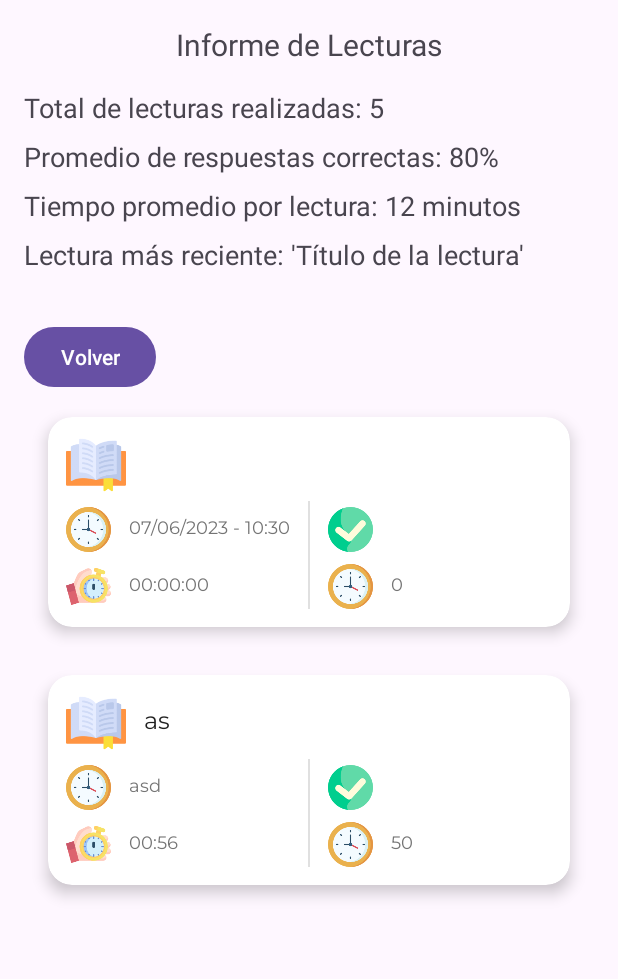
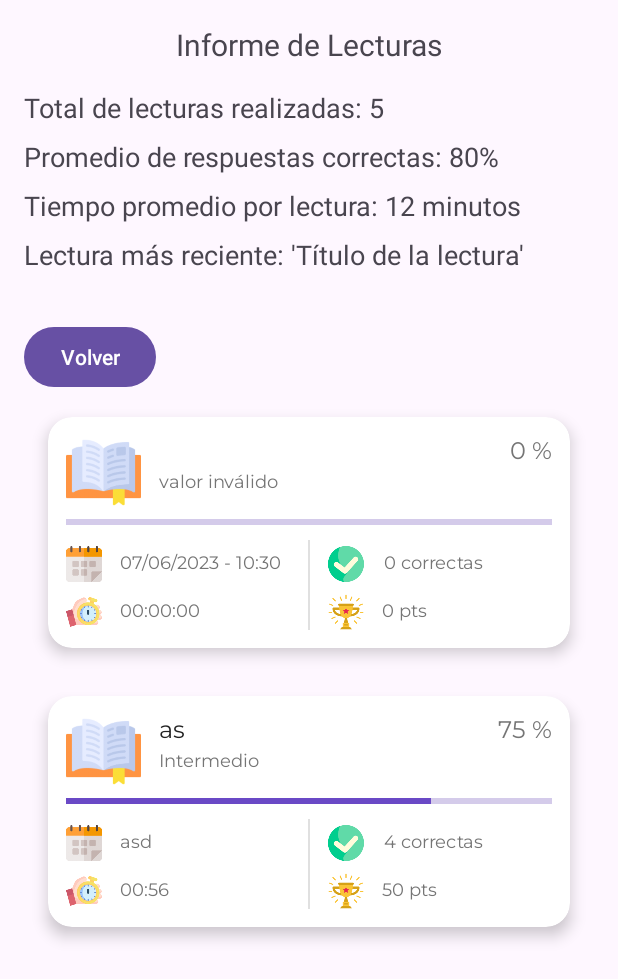
Before and after one commit to JhohellsDL/LecturaKids, an Android app: the InformationFragment screen opened through its navigation route, on a phone screen of 412 x 824 dp. Shown: the top 979 px of the screen. Run offline under Robolectric (Android 15) with nearby library versions, the light colour scheme and no system bars; our stand-ins replace Room's generated code.

Commit message:
add level and function for score

```diff
--- a/app/src/main/java/com/jdlstudios/lecturakids/data/AppDatabase.kt
+++ b/app/src/main/java/com/jdlstudios/lecturakids/data/AppDatabase.kt
@@ -62,6 +62,8 @@ abstract class AppDatabase : RoomDatabase() {
                 date = "asd",
                 time = "00:56",
                 answerCorrects = 4,
+                level = 2,
+                percentage = 75,
                 score = 50
             )
 
--- a/app/src/main/java/com/jdlstudios/lecturakids/data/entities/ReadingEntity.kt
+++ b/app/src/main/java/com/jdlstudios/lecturakids/data/entities/ReadingEntity.kt
@@ -10,6 +10,8 @@ data class ReadingEntity(
     val title: String,
     val date: String,
     val time: String,
+    val level: Int,
+    val percentage: Int,
     val answerCorrects: Int,
     val score: Int
 )
--- a/app/src/main/java/com/jdlstudios/lecturakids/domain/models/EndingItem.kt
+++ b/app/src/main/java/com/jdlstudios/lecturakids/domain/models/EndingItem.kt
@@ -6,6 +6,8 @@ import kotlinx.android.parcel.Parcelize
 @Parcelize
 data class EndingItem(
     val title: String = "",
+    val level: Int = 1,
+    val percentage: Int = 0,
     val answersCorrect: Int = 0,
     val time: Int = 0,
     val score: Int = 0
--- a/app/src/main/java/com/jdlstudios/lecturakids/ui/adapters/InformationAdapter.kt
+++ b/app/src/main/java/com/jdlstudios/lecturakids/ui/adapters/InformationAdapter.kt
@@ -7,6 +7,7 @@ import androidx.recyclerview.widget.ListAdapter
 import androidx.recyclerview.widget.RecyclerView
 import com.jdlstudios.lecturakids.data.entities.ReadingEntity
 import com.jdlstudios.lecturakids.databinding.ItemReadingInformationBinding
+import com.jdlstudios.lecturakids.domain.utils.Utils
 
 class InformationAdapter :
     ListAdapter<ReadingEntity, InformationAdapter.ReadingViewHolder>(ReadingComparator()) {
@@ -27,9 +28,13 @@ class InformationAdapter :
         RecyclerView.ViewHolder(binding.root) {
         fun bind(item: ReadingEntity) {
             binding.textTitle.text = item.title
+            binding.textPercentage.text = String.format("%d %%", item.percentage)
+            binding.progressBar.progress = item.percentage
+            binding.textLevel.text = Utils.getDifficult(item.level)
             binding.textDate.text = item.date
-            binding.textTime.text = item.time.toString()
-            binding.textScore.text = item.score.toString()
+            binding.textTime.text = item.time
+            binding.textAnswerCorrects.text = String.format("%d correctas", item.answerCorrects)
+            binding.textScore.text = String.format("%d pts", item.score)
         }
 
         companion object {
--- a/app/src/main/java/com/jdlstudios/lecturakids/ui/screens/EndReadingFragment.kt
+++ b/app/src/main/java/com/jdlstudios/lecturakids/ui/screens/EndReadingFragment.kt
@@ -34,6 +34,8 @@ class EndReadingFragment : Fragment() {
         val score: Int = safeArgs.endingItem.score
         val title: String = safeArgs.endingItem.title
         val time: Int = safeArgs.endingItem.time
+        val level: Int = safeArgs.endingItem.level
+        val percentage: Int = safeArgs.endingItem.percentage
         val answersCorrect: Int = safeArgs.endingItem.answersCorrect
 
         binding.textScore.text = score.toString()
@@ -52,8 +54,10 @@ class EndReadingFragment : Fragment() {
         val readingEntity: ReadingEntity = Utils.toReadingEntity(
             title = title,
             date = Utils.getDateCurrentTime(),
+            time = Utils.convertSecondsTime(time),
+            level = level,
+            percentage = percentage,
             answersCorrect = answersCorrect,
-            time = Utils.convertSecondsTime(time),
             score = score
         )
 
--- a/app/src/main/res/layout/item_reading_information.xml
+++ b/app/src/main/res/layout/item_reading_information.xml
@@ -26,8 +26,8 @@
 
             <androidx.appcompat.widget.AppCompatImageView
                 android:id="@+id/image_libro"
-                android:layout_width="40dp"
-                android:layout_height="40dp"
+                android:layout_width="50dp"
+                android:layout_height="50dp"
                 app:layout_constraintTop_toTopOf="parent"
                 app:layout_constraintStart_toStartOf="parent"
                 android:src="@drawable/libro_abierto"/>
@@ -35,25 +35,62 @@
             <TextView
                 android:id="@+id/text_title"
                 android:layout_width="wrap_content"
-                android:layout_height="0dp"
+                android:layout_height="wrap_content"
                 android:fontFamily="@font/montserrat"
                 android:gravity="center_vertical"
                 android:textColor="@color/textTitle"
                 android:textSize="16sp"
                 android:layout_marginStart="12dp"
-                app:layout_constraintBottom_toBottomOf="@id/image_libro"
                 app:layout_constraintStart_toEndOf="@id/image_libro"
-                app:layout_constraintTop_toTopOf="parent"
+                app:layout_constraintTop_toTopOf="@id/image_libro"
                 tools:text="Titulo de la lectura" />
+
+            <TextView
+                android:id="@+id/text_percentage"
+                android:layout_width="wrap_content"
+                android:layout_height="wrap_content"
+                android:fontFamily="@font/montserrat"
+                android:gravity="center_vertical"
+                android:textColor="@color/textBody"
+                android:textSize="16sp"
+                android:layout_marginStart="12dp"
+                app:layout_constraintEnd_toEndOf="parent"
+                app:layout_constraintTop_toTopOf="@id/text_title"
+                app:layout_constraintBottom_toBottomOf="@id/text_title"
+                tools:text="80%" />
+
+            <TextView
+                android:id="@+id/text_level"
+                android:layout_width="wrap_content"
+                android:layout_height="0dp"
+                android:fontFamily="@font/montserrat"
+                android:gravity="center_vertical"
+                android:textColor="@color/textBody"
+                android:textSize="12sp"
+                app:layout_constraintStart_toStartOf="@id/text_title"
+                app:layout_constraintTop_toBottomOf="@id/text_title"
+                tools:text="Intermediate" />
+
+            <ProgressBar
+                android:id="@+id/progressBar"
+                style="?android:attr/progressBarStyleHorizontal"
+                android:layout_width="match_parent"
+                android:layout_height="wrap_content"
+                android:progress="80"
+                android:progressBackgroundTint="@color/colorPrimaryDark"
+                android:progressTint="@color/colorPrimary"
+                app:layout_constraintEnd_toEndOf="parent"
+                app:layout_constraintStart_toStartOf="@id/text_title"
+                app:layout_constraintTop_toBottomOf="@id/image_libro" />
 
             <androidx.appcompat.widget.AppCompatImageView
                 android:id="@+id/image_date"
-                android:layout_width="30dp"
-                android:layout_height="30dp"
+                android:layout_width="24dp"
+                android:layout_height="24dp"
                 android:layout_marginTop="8dp"
-                app:layout_constraintTop_toBottomOf="@id/image_libro"
+                app:layout_constraintTop_toBottomOf="@id/progressBar"
                 app:layout_constraintStart_toStartOf="parent"
-                android:src="@drawable/reloj"/>
+                android:src="@drawable/calendario"/>
 
             <TextView
                 android:id="@+id/text_date"
@@ -67,12 +104,12 @@
                 app:layout_constraintBottom_toBottomOf="@id/image_date"
                 app:layout_constraintStart_toEndOf="@id/image_date"
                 app:layout_constraintTop_toTopOf="@id/image_date"
-                tools:text="05/06/2023" />
+                tools:text="05/06/2023 - 14:24" />
 
             <androidx.appcompat.widget.AppCompatImageView
                 android:id="@+id/image_time_reading"
-                android:layout_width="30dp"
-                android:layout_height="30dp"
+                android:layout_width="24dp"
+                android:layout_height="24dp"
                 android:layout_marginTop="8dp"
                 app:layout_constraintTop_toBottomOf="@id/image_date"
                 app:layout_constraintStart_toStartOf="parent"
@@ -89,7 +126,7 @@
                 app:layout_constraintBottom_toBottomOf="@id/image_time_reading"
                 app:layout_constraintStart_toEndOf="@id/image_time_reading"
                 app:layout_constraintTop_toTopOf="@id/image_time_reading"
-                tools:text="09:15 minutos" />
+                tools:text="00:09:15" />
 
             <View
                 android:id="@+id/divider"
@@ -99,17 +136,17 @@
                 app:layout_constraintBottom_toBottomOf="@id/image_time_reading"
                 app:layout_constraintEnd_toEndOf="parent"
                 app:layout_constraintStart_toStartOf="parent"
-                app:layout_constraintTop_toBottomOf="@id/image_libro"
+                app:layout_constraintTop_toBottomOf="@id/progressBar"
                 android:background="?android:attr/listDivider" />
 
 
             <androidx.appcompat.widget.AppCompatImageView
                 android:id="@+id/image_answers_corrects"
-                android:layout_width="30dp"
-                android:layout_height="30dp"
+                android:layout_width="24dp"
+                android:layout_height="24dp"
                 android:layout_marginStart="12dp"
                 android:layout_marginTop="8dp"
-                app:layout_constraintTop_toBottomOf="@id/image_libro"
+                app:layout_constraintTop_toBottomOf="@id/progressBar"
                 app:layout_constraintStart_toEndOf="@id/divider"
                 android:src="@drawable/comprobar"/>
 
@@ -129,13 +166,13 @@
 
             <androidx.appcompat.widget.AppCompatImageView
                 android:id="@+id/image_score"
-                android:layout_width="30dp"
-                android:layout_height="30dp"
+                android:layout_width="24dp"
+                android:layout_height="24dp"
                 android:layout_marginTop="8dp"
                 android:layout_marginStart="12dp"
                 app:layout_constraintTop_toBottomOf="@id/image_answers_corrects"
                 app:layout_constraintStart_toEndOf="@id/divider"
-                android:src="@drawable/reloj"/>
+                android:src="@drawable/puntuacion_mas_alta"/>
             <TextView
                 android:id="@+id/text_score"
                 android:layout_width="wrap_content"
```
Also changed, not shown: app/src/main/java/com/jdlstudios/lecturakids/domain/utils/Utils.kt (+39 -3 lines), app/src/main/java/com/jdlstudios/lecturakids/ui/screens/QuestionsFragment.kt (+31 -13 lines).
